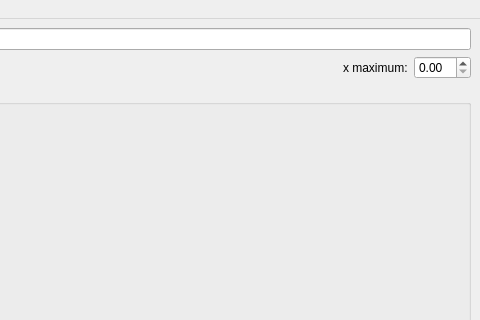
Before: the Qt Designer form ui/tp2derivee.ui in Jean-ChristopheGagne/TP2-Fonctions-derives, drawn with Qt 5; both pictures show x 483 to 963 and y 0 to 320 of the 963 by 747 pixel window.
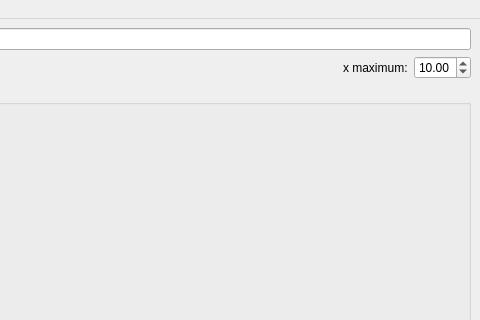
After: the same form once the commit is applied.

Commit message: Implémentation complète des bornes

```diff
--- a/ui/tp2derivee.ui
+++ b/ui/tp2derivee.ui
@@ -28,7 +28,11 @@
        <widget class="QDoubleSpinBox" name="SpinXmin"/>
       </item>
       <item row="1" column="4">
-       <widget class="QDoubleSpinBox" name="SpinXmax"/>
+       <widget class="QDoubleSpinBox" name="SpinXmax">
+        <property name="value">
+         <double>10.000000000000000</double>
+        </property>
+       </widget>
       </item>
       <item row="0" column="0">
        <widget class="QLabel" name="label_5">
```
Left out of the diff: 9 changed lines with no effect on the pictures. The commit also changes 2 other files.
